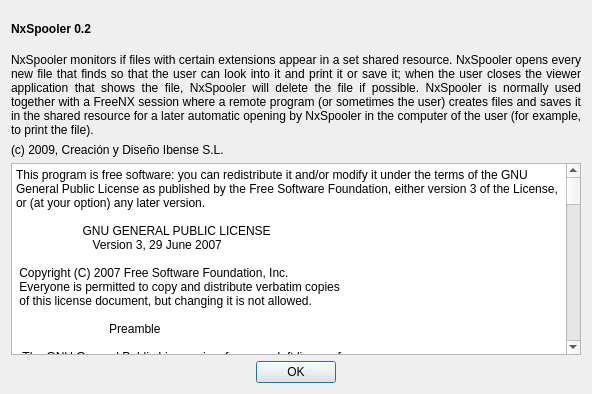
Before: the Qt Designer form trunk/aboutDialog.ui in BackupTheBerlios/nxspooler-svn, drawn with Qt 5.
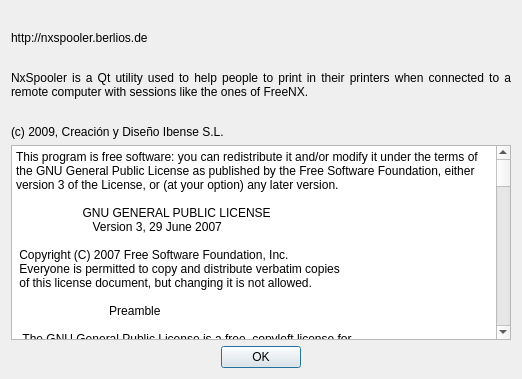
After: the same form once the commit is applied. Icons and pictures are not drawn.

Commit message: - Added a help window, buttons and slots, translation. The "about" dialog is changed due to this. - In the "about" dialog, the version of the program is written automatically to avoid mistakes and maintenances. - Added a confirm dialog before deleting a row of an extension in the options dialog.

What changed in the file:
```diff
--- a/trunk/aboutDialog.ui
+++ b/trunk/aboutDialog.ui
@@ -9,8 +9,8 @@
    <rect>
     <x>0</x>
     <y>0</y>
-    <width>588</width>
-    <height>394</height>
+    <width>428</width>
+    <height>379</height>
    </rect>
   </property>
   <property name="sizePolicy">
@@ -36,11 +36,25 @@
       </font>
      </property>
      <property name="text">
-      <string notr="true">NxSpooler 0.2</string>
+      <string notr="true">&lt;Program name and version&gt;</string>
      </property>
     </widget>
    </item>
-   <item row="2" column="0" rowspan="2">
+   <item row="1" column="0">
+    <widget class="QLabel" name="m_address">
+     <property name="text">
+      <string>http://nxspooler.berlios.de</string>
+     </property>
+    </widget>
+   </item>
+   <item row="2" column="0">
+    <widget class="QLabel" name="label_2">
+     <property name="text">
+      <string notr="true"/>
+     </property>
+    </widget>
+   </item>
+   <item row="3" column="0">
     <widget class="QLabel" name="m_description">
      <property name="sizePolicy">
       <sizepolicy hsizetype="Preferred" vsizetype="Fixed">
@@ -49,7 +63,7 @@
       </sizepolicy>
      </property>
      <property name="text">
-      <string>NxSpooler monitors if files with certain extensions appear in a set shared resource. NxSpooler opens every new file that finds so that the user can look into it and print it or save it; when the user closes the viewer application that shows the file, NxSpooler will delete the file if possible. NxSpooler is normally used together with a FreeNX session where a remote program (or sometimes the user) creates files and saves it in the shared resource for a later automatic opening by NxSpooler in the computer of the user (for example, to print the file).</string>
+      <string>NxSpooler is a Qt utility used to help people to print in their printers when connected to a remote computer with sessions like the ones of FreeNX.</string>
      </property>
      <property name="alignment">
       <set>Qt::AlignJustify|Qt::AlignVCenter</set>
@@ -59,20 +73,27 @@
      </property>
     </widget>
    </item>
-   <item row="9" column="0">
-    <widget class="QDialogButtonBox" name="m_buttonBox">
-     <property name="orientation">
-      <enum>Qt::Horizontal</enum>
+   <item row="4" column="0">
+    <widget class="QLabel" name="label">
+     <property name="text">
+      <string notr="true"/>
      </property>
-     <property name="standardButtons">
-      <set>QDialogButtonBox::Ok</set>
+    </widget>
+   </item>
+   <item row="5" column="0">
+    <widget class="QLabel" name="m_copyright">
+     <property name="sizePolicy">
+      <sizepolicy hsizetype="Preferred" vsizetype="Fixed">
+       <horstretch>0</horstretch>
+       <verstretch>0</verstretch>
+      </sizepolicy>
      </property>
-     <property name="centerButtons">
-      <bool>true</bool>
+     <property name="text">
+      <string notr="true">(c) 2009, Creación y Diseño Ibense S.L.</string>
      </property>
     </widget>
    </item>
-   <item row="6" column="0" rowspan="2">
+   <item row="6" column="0">
     <widget class="QPlainTextEdit" name="m_license">
      <property name="sizePolicy">
       <sizepolicy hsizetype="MinimumExpanding" vsizetype="Expanding">
@@ -82,7 +103,7 @@
      </property>
      <property name="minimumSize">
       <size>
-       <width>570</width>
+       <width>500</width>
        <height>0</height>
       </size>
      </property>
@@ -776,16 +797,16 @@
      </property>
     </widget>
    </item>
-   <item row="4" column="0">
-    <widget class="QLabel" name="m_copyright">
-     <property name="sizePolicy">
-      <sizepolicy hsizetype="Preferred" vsizetype="Fixed">
-       <horstretch>0</horstretch>
-       <verstretch>0</verstretch>
-      </sizepolicy>
+   <item row="7" column="0">
+    <widget class="QDialogButtonBox" name="m_buttonBox">
+     <property name="orientation">
+      <enum>Qt::Horizontal</enum>
      </property>
-     <property name="text">
-      <string notr="true">(c) 2009, Creación y Diseño Ibense S.L.</string>
+     <property name="standardButtons">
+      <set>QDialogButtonBox::Ok</set>
+     </property>
+     <property name="centerButtons">
+      <bool>true</bool>
      </property>
     </widget>
    </item>
```
Left out of the diff: 10 changed lines with no effect on the pictures. The commit also changes 7 other files.
